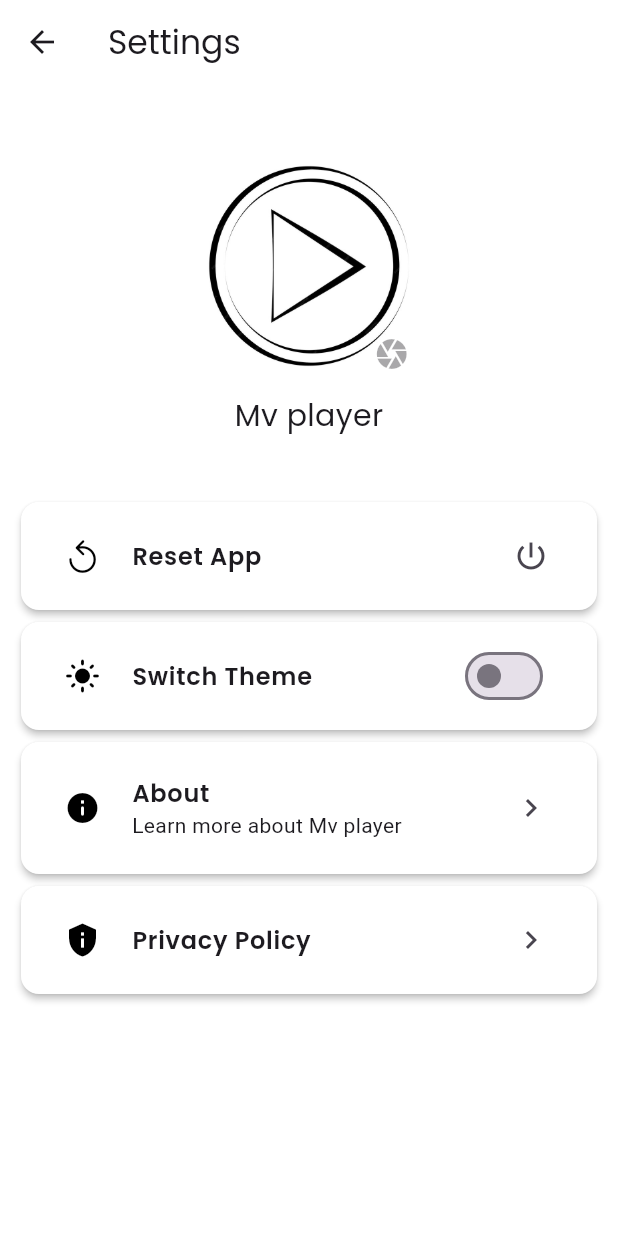
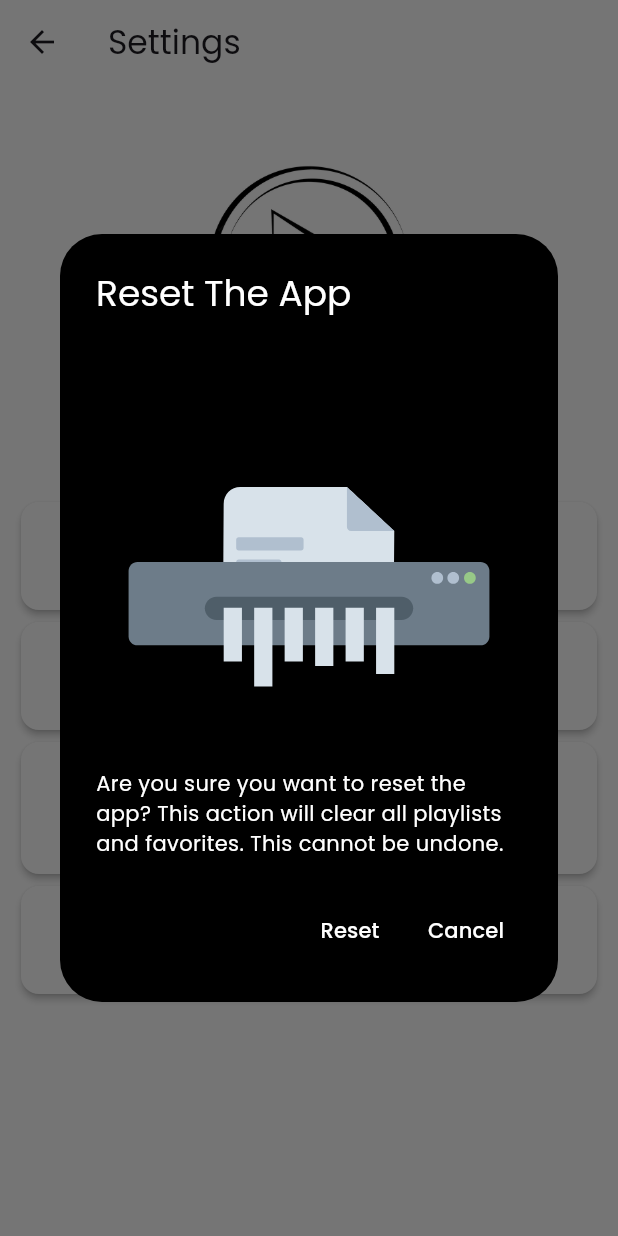
Before and after one commit to AbhijithNellikkat/MvPlayer, a Flutter app: the SettingsView screen opened by its route, after a tap on "Reset App", on a phone screen of 412 x 824 dp. Run offline on Flutter 3.47's test engine with Material 3 defaults, Android fonts, the light colour scheme and no system bars; drawn by our look-alikes of babstrap_settings_screen; our stand-ins replace audio_video_progress_bar, carousel_slider, chewie, flutter_onboarding_slider, fluttertoast, get and 12 more; missing offline and left inert: photo_manager; accounts and stored records are empty.

Commit message:
reset comfirmation dialog added

```diff
--- a/lib/app/modules/settings/views/settings_view.dart
+++ b/lib/app/modules/settings/views/settings_view.dart
@@ -4,6 +4,7 @@ import 'package:flutter/material.dart';
 import 'package:get/get.dart';
 import 'package:google_fonts/google_fonts.dart';
 import 'package:mv_player/app/modules/musics/controllers/favourites_controller.dart';
+import 'package:mv_player/app/modules/settings/widgets/reset_comfirmation_dialog_widget.dart';
 
 import '../../../utils/constants/constants.dart';
 import '../controllers/settings_controller.dart';
@@ -43,7 +44,14 @@ class SettingsView extends GetView<SettingsController> {
                       padding: const EdgeInsets.all(8.0),
                       child: SettingsItemWidget(
                         onTap: () async {
-                          await favouritesController.resetApp();
+                          resetComfirmationDialogWidget(
+                              context: context,
+                              onPressed: () async {
+                                await favouritesController.resetApp();
+                                Get.back();
+                              },
+                              resetConfirmMessage:
+                                  'Are you sure you want to reset the app? This action will clear all playlists and favorites. This cannot be undone.');
                         },
                         icons: CupertinoIcons.restart,
                         title: 'Reset App',
@@ -53,7 +61,6 @@ class SettingsView extends GetView<SettingsController> {
                         subtitleMaxLine: 1,
                         // backgroundColor: Constants.black,
                         // iconColor: Constants.white,
-                        trailing: const Icon(Icons.power_settings_new_outlined),
                       ),
                     ),
                   ),
--- /dev/null
+++ b/lib/app/modules/settings/widgets/reset_comfirmation_dialog_widget.dart
@@ -0,0 +1,75 @@
+import 'package:flutter/material.dart';
+import 'package:get/get.dart';
+import 'package:google_fonts/google_fonts.dart';
+import 'package:lottie/lottie.dart';
+import 'package:mv_player/app/modules/settings/controllers/settings_controller.dart';
+
+import '../../../utils/constants/constants.dart';
+
+final SettingsController settingsController = Get.find();
+
+Future<void> resetComfirmationDialogWidget({
+  required BuildContext context,
+  required void Function() onPressed,
+  required String resetConfirmMessage,
+}) async {
+  return showDialog(
+    context: context,
+    builder: (context) {
+      return AlertDialog(
+        backgroundColor: settingsController.isDarkMode.value
+            ? Constants.white
+            : Constants.black,
+        title: Text(
+          "Reset The App",
+          style: GoogleFonts.poppins(
+            color: settingsController.isDarkMode.value
+                ? Constants.black
+                : Constants.white,
+          ),
+        ),
+        content: Column(
+          mainAxisSize: MainAxisSize.min,
+          crossAxisAlignment: CrossAxisAlignment.center,
+          children: [
+            Lottie.asset(Constants.deleteAnimation),
+            Text(
+              resetConfirmMessage,
+              style: GoogleFonts.poppins(
+                color: settingsController.isDarkMode.value
+                    ? Constants.black
+                    : Constants.white,
+              ),
+            ),
+          ],
+        ),
+        actions: <Widget>[
+          TextButton(
+            onPressed: onPressed,
+            child: Text(
+              "Reset",
+              style: GoogleFonts.poppins(
+                color: settingsController.isDarkMode.value
+                    ? Constants.black
+                    : Constants.white,
+              ),
+            ),
+          ),
+          TextButton(
+            onPressed: () {
+              Get.back();
+            },
+            child: Text(
+              "Cancel",
+              style: GoogleFonts.poppins(
+                color: settingsController.isDarkMode.value
+                    ? Constants.black
+                    : Constants.white,
+              ),
+            ),
+          ),
+        ],
+      );
+    },
+  );
+}
```
